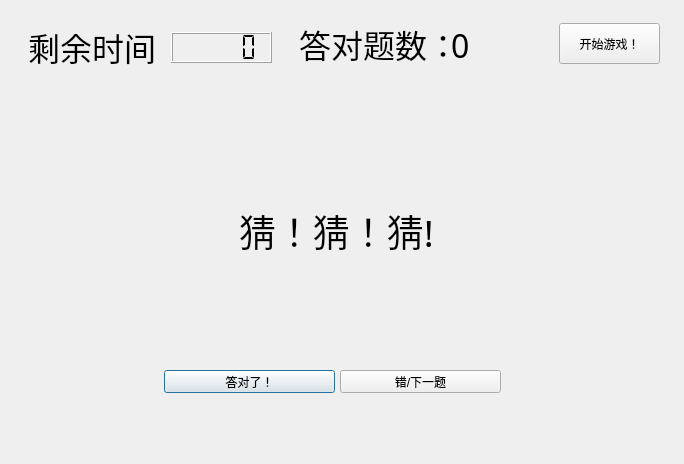
Qt form MAIN.ui (hl09/QandA) before a commit.
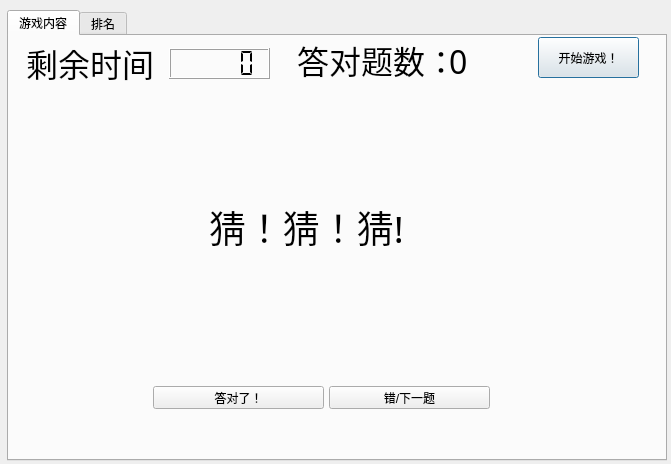
The same form after that commit.

```diff
--- a/MAIN.ui
+++ b/MAIN.ui
@@ -6,44 +6,85 @@
    <rect>
     <x>0</x>
     <y>0</y>
-    <width>684</width>
+    <width>671</width>
     <height>464</height>
    </rect>
   </property>
   <property name="windowTitle">
    <string>Dialog</string>
   </property>
-  <widget class="QPushButton" name="pushButtonRight">
+  <widget class="QTabWidget" name="tabWidget">
    <property name="geometry">
     <rect>
-     <x>164</x>
-     <y>370</y>
-     <width>171</width>
-     <height>23</height>
+     <x>7</x>
+     <y>10</y>
+     <width>660</width>
+     <height>451</height>
     </rect>
    </property>
+   <property name="currentIndex">
+    <number>0</number>
+   </property>
+   <widget class="QWidget" name="tab">
+    <attribute name="title">
+     <string>游戏内容</string>
+    </attribute>
+    <widget class="QPushButton" name="pushButtonGo">
+     <property name="geometry">
+      <rect>
+       <x>529</x>
+       <y>1</y>
+       <width>101</width>
+       <height>41</height>
+      </rect>
+     </property>
    <property name="text">
-    <string>答对了！</string>
-   </property>
-  </widget>
-  <widget class="QPushButton" name="pushButtonWrong">
+      <string>开始游戏！</string>
+     </property>
+    </widget>
+    <widget class="QLabel" name="labelCorrectNumber">
    <property name="geometry">
     <rect>
-     <x>340</x>
-     <y>370</y>
+       <x>440</x>
+       <y>0</y>
+       <width>71</width>
+       <height>51</height>
+      </rect>
+     </property>
+     <property name="font">
+      <font>
+       <family>黑体</family>
+       <pointsize>24</pointsize>
+      </font>
+     </property>
+     <property name="text">
+      <string>0</string>
+     </property>
+    </widget>
+    <widget class="QLabel" name="label">
+     <property name="geometry">
+      <rect>
+       <x>288</x>
+       <y>-7</y>
      <width>161</width>
-     <height>23</height>
-    </rect>
-   </property>
+       <height>61</height>
+      </rect>
+     </property>
+     <property name="font">
+      <font>
+       <family>宋体</family>
+       <pointsize>24</pointsize>
+      </font>
+     </property>
    <property name="text">
-    <string>错/下一题</string>
+      <string>答对题数：</string>
    </property>
   </widget>
   <widget class="QLCDNumber" name="lcdNumber">
    <property name="geometry">
     <rect>
-     <x>171</x>
-     <y>32</y>
+       <x>160</x>
+       <y>12</y>
      <width>101</width>
      <height>31</height>
     </rect>
@@ -61,13 +102,13 @@
     <number>0</number>
    </property>
   </widget>
-  <widget class="QLabel" name="label">
+    <widget class="QLabel" name="labell">
    <property name="geometry">
     <rect>
-     <x>299</x>
-     <y>13</y>
-     <width>161</width>
-     <height>61</height>
+       <x>17</x>
+       <y>1</y>
+       <width>141</width>
+       <height>51</height>
     </rect>
    </property>
    <property name="font">
@@ -77,14 +118,14 @@
     </font>
    </property>
    <property name="text">
-    <string>答对题数：</string>
+      <string>剩余时间：</string>
    </property>
   </widget>
   <widget class="QLabel" name="labelQ">
    <property name="geometry">
     <rect>
-     <x>239</x>
-     <y>180</y>
+       <x>200</x>
+       <y>140</y>
      <width>261</width>
      <height>101</height>
     </rect>
@@ -99,65 +140,50 @@
     <string>猜！猜！猜!</string>
    </property>
   </widget>
-  <widget class="QLabel" name="labell">
+    <widget class="QPushButton" name="pushButtonWrong">
    <property name="geometry">
     <rect>
-     <x>28</x>
-     <y>21</y>
-     <width>141</width>
-     <height>51</height>
-    </rect>
-   </property>
-   <property name="font">
-    <font>
-     <family>宋体</family>
-     <pointsize>24</pointsize>
-    </font>
-   </property>
+       <x>320</x>
+       <y>350</y>
+       <width>161</width>
+       <height>23</height>
+      </rect>
+     </property>
    <property name="text">
-    <string>剩余时间：</string>
-   </property>
-  </widget>
-  <widget class="QPushButton" name="pushButtonGo">
+      <string>错/下一题</string>
+     </property>
+    </widget>
+    <widget class="QPushButton" name="pushButtonRight">
    <property name="geometry">
     <rect>
-     <x>559</x>
-     <y>23</y>
-     <width>101</width>
-     <height>41</height>
+       <x>144</x>
+       <y>350</y>
+       <width>171</width>
+       <height>23</height>
     </rect>
    </property>
    <property name="text">
-    <string>开始游戏！</string>
-   </property>
-  </widget>
-  <widget class="QLabel" name="labelCorrectNumber">
-   <property name="geometry">
-    <rect>
-     <x>451</x>
-     <y>20</y>
-     <width>71</width>
-     <height>51</height>
-    </rect>
-   </property>
-   <property name="font">
-    <font>
-     <family>黑体</family>
-     <pointsize>24</pointsize>
-    </font>
-   </property>
-   <property name="text">
-    <string>0</string>
-   </property>
-  </widget>
-  <zorder>pushButtonRight</zorder>
-  <zorder>pushButtonWrong</zorder>
-  <zorder>labelQ</zorder>
-  <zorder>labell</zorder>
-  <zorder>label</zorder>
-  <zorder>lcdNumber</zorder>
+      <string>答对了！</string>
+     </property>
+    </widget>
   <zorder>pushButtonGo</zorder>
   <zorder>labelCorrectNumber</zorder>
+    <zorder>label</zorder>
+    <zorder>lcdNumber</zorder>
+    <zorder>labell</zorder>
+    <zorder>pushButtonWrong</zorder>
+    <zorder>labelQ</zorder>
+    <zorder>pushButtonRight</zorder>
+    <zorder>labelQ</zorder>
+    <zorder>pushButtonWrong</zorder>
+    <zorder>pushButtonRight</zorder>
+   </widget>
+   <widget class="QWidget" name="tab_2">
+    <attribute name="title">
+     <string>排名</string>
+    </attribute>
+   </widget>
+  </widget>
  </widget>
  <resources/>
  <connections/>
```
Lines whose indentation alone changed are shown as unchanged.
